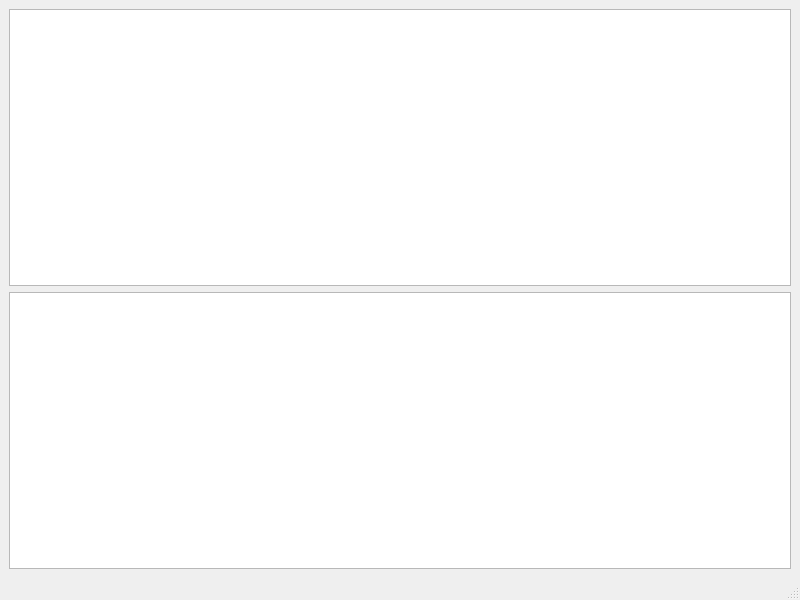
Old version of the form src/ui/mainwin2.ui in the repository chiiph/qfm.
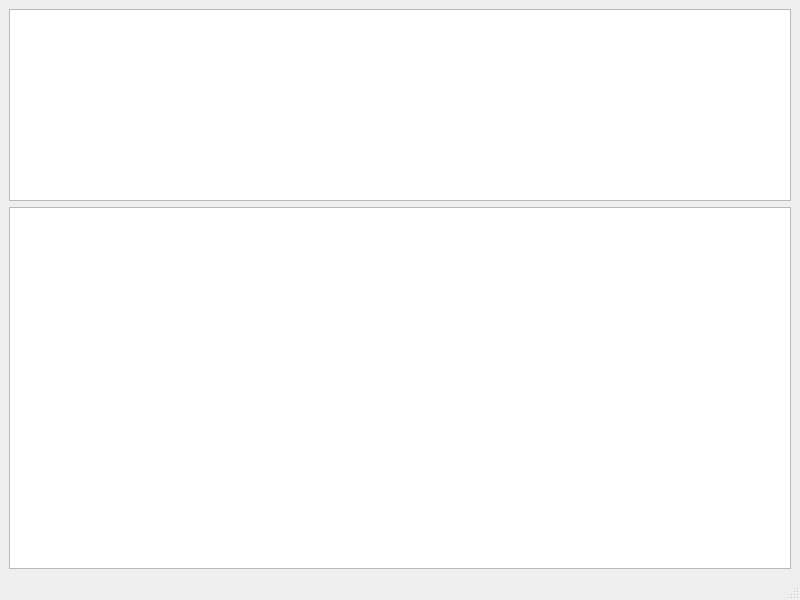
New version of the form.

```diff
--- a/src/ui/mainwin2.ui
+++ b/src/ui/mainwin2.ui
@@ -21,7 +21,17 @@
        <widget class="QListWidget" name="directory_list"/>
       </item>
       <item row="0" column="0">
-       <widget class="QListWidget" name="selected_list"/>
+       <widget class="QListWidget" name="selected_list">
+        <property name="sizePolicy">
+         <sizepolicy hsizetype="Expanding" vsizetype="Minimum">
+          <horstretch>0</horstretch>
+          <verstretch>0</verstretch>
+         </sizepolicy>
+        </property>
+        <property name="resizeMode">
+         <enum>QListView::Adjust</enum>
+        </property>
+       </widget>
       </item>
      </layout>
     </item>
```
